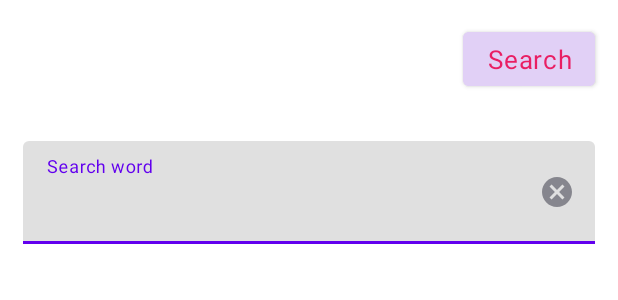
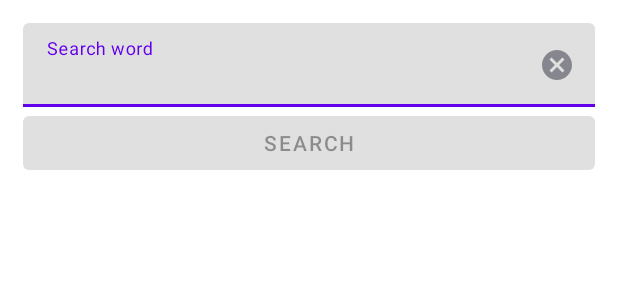
Before and after one commit to KatherineZharkova/Prof_Android_Dev, an Android app: the layout search_dialog_fragment.xml on its own in the app's theme, with its tools: preview values and no code run, on a phone screen of 412 x 824 dp. Shown: the top 300 px of the screen. Run offline under Robolectric (Android 15) with nearby library versions, the phone set to English and light mode, and no system bars.

Commit message:
Updated BottomSheet

```diff
--- a/app/src/main/res/layout/search_dialog_fragment.xml
+++ b/app/src/main/res/layout/search_dialog_fragment.xml
@@ -3,22 +3,15 @@
     android:id="@+id/bottom_sheet_dialog_layout"
     android:layout_width="match_parent"
     android:layout_height="wrap_content"
+    android:background="@android:color/transparent"
     android:fitsSystemWindows="true"
+    android:padding="@dimen/margin_medium"
     android:orientation="vertical">
-
-    <Button
-        android:id="@+id/search_button_text"
-        style="@style/TextViewButtonStyle"
-        android:layout_width="wrap_content"
-        android:layout_height="wrap_content"
-        android:layout_gravity="end"
-        android:layout_margin="@dimen/margin_medium"
-        android:text="@string/button_search" />
 
     <FrameLayout
         android:layout_width="match_parent"
         android:layout_height="wrap_content"
-        android:layout_margin="@dimen/margin_medium">
+        >
 
         <com.google.android.material.textfield.TextInputLayout
             android:id="@+id/search_input_layout"
@@ -28,7 +21,6 @@
 
             <com.google.android.material.textfield.TextInputEditText
                 android:id="@+id/search_edit_text"
-                style="@style/BaseEditTextStyle"
                 android:layout_width="match_parent"
                 android:layout_height="wrap_content" />
         </com.google.android.material.textfield.TextInputLayout>
@@ -44,4 +36,13 @@
             android:visibility="invisible"
             tools:visibility="visible" />
     </FrameLayout>
+
+    <Button
+        android:id="@+id/search_button_text"
+        android:layout_width="match_parent"
+        android:layout_height="wrap_content"
+        android:layout_gravity="end"
+        android:enabled="false"
+        android:text="@string/button_search" />
+
 </LinearLayout>
--- a/app/src/main/res/values/styles.xml
+++ b/app/src/main/res/values/styles.xml
@@ -27,7 +27,7 @@
     <style name="BaseEditTextStyle">
         <item name="android:background">@null</item>
         <item name="android:imeOptions">actionNext</item>
-        <item name="android:textSize">@dimen/text_size_large</item>
+        <item name="android:textSize">@dimen/text_size_standard_header</item>
 
         <item name="android:inputType">text</item>
     </style>
```
